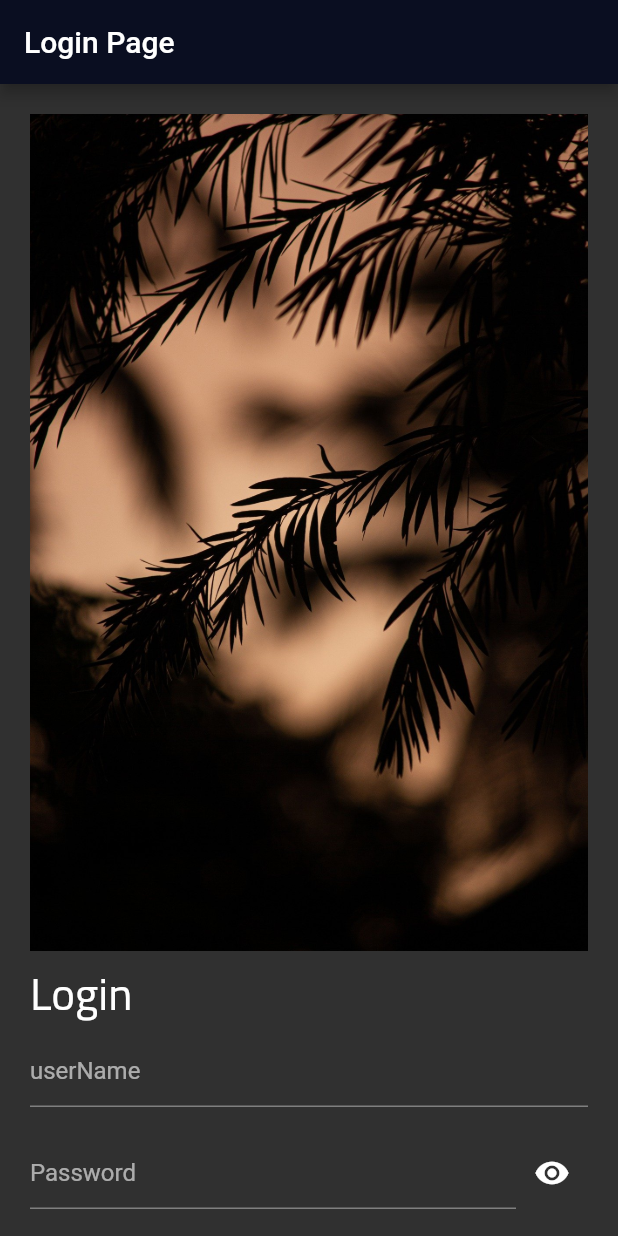
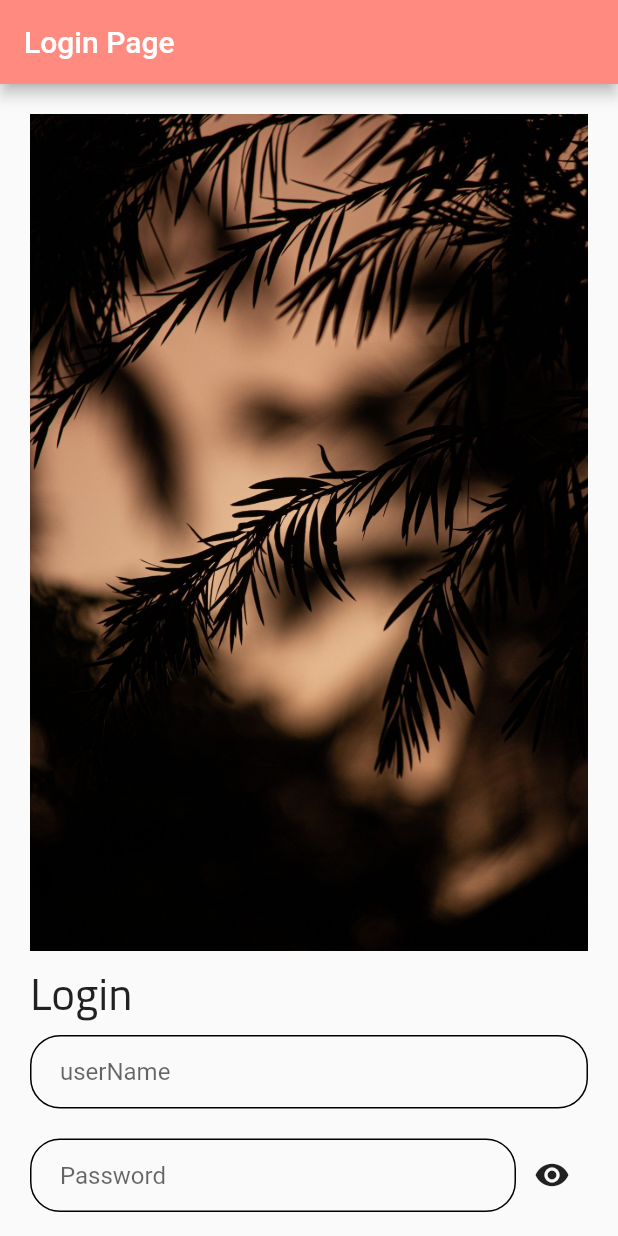
Before and after one commit to ck-lamib/Flutter, a Flutter app: the screen it shows after launch, on a phone screen of 412 x 824 dp. Run offline on Flutter 3.47's test engine with Material 2 defaults, Android fonts, the phone set to English and light mode, and no system bars.

Commit message:
adding theme in the project

```diff
--- a/first_flutter_app/lib/main.dart
+++ b/first_flutter_app/lib/main.dart
@@ -1,3 +1,4 @@
+import 'package:first_flutter_app/resources/assets.dart';
 import 'package:first_flutter_app/ui/login_page.dart';
 import 'package:flutter/material.dart';
 
@@ -10,7 +11,48 @@ class App extends StatelessWidget {
   Widget build(BuildContext contex) {
     return MaterialApp(
       debugShowCheckedModeBanner: false,
-      theme: ThemeData.dark().copyWith(
+      themeMode: ThemeMode.light,
+      theme: ThemeData(
+        primaryColor: Colors.red,
+        appBarTheme: AppBarTheme(
+          backgroundColor: Colors.redAccent.shade100,
+        ),
+        elevatedButtonTheme: ElevatedButtonThemeData(
+          style: ElevatedButton.styleFrom(
+            primary: Colors.red,
+            onPrimary: Colors.white,
+            shape: RoundedRectangleBorder(borderRadius: BorderRadius.circular(10)),
+            minimumSize: Size(0, 40),
+            textStyle: TextStyle(
+              fontFamily: Assets.loginFont,
+              fontSize: 20,
+            ),
+          ),
+        ),
+        inputDecorationTheme: InputDecorationTheme(
+          border: OutlineInputBorder(
+            borderRadius: BorderRadius.circular(20),
+            borderSide: BorderSide(
+              color: Colors.red,
+            ),
+          ),
+          enabledBorder: OutlineInputBorder(
+            borderRadius: BorderRadius.circular(20),
+            borderSide: BorderSide(
+              color: Colors.black,
+            ),
+          ),
+          focusedBorder: OutlineInputBorder(
+            borderRadius: BorderRadius.circular(20),
+            borderSide: BorderSide(
+              color: Colors.red,
+              width: 2,
+            ),
+          ),
+          contentPadding: EdgeInsets.symmetric(vertical: 15, horizontal: 20),
+        ),
+      ),
+      darkTheme: ThemeData.dark().copyWith(
         appBarTheme: const AppBarTheme(
           backgroundColor: Color(0xff0a0e21),
         ),
```
Also changed, not shown: 1 other file.
